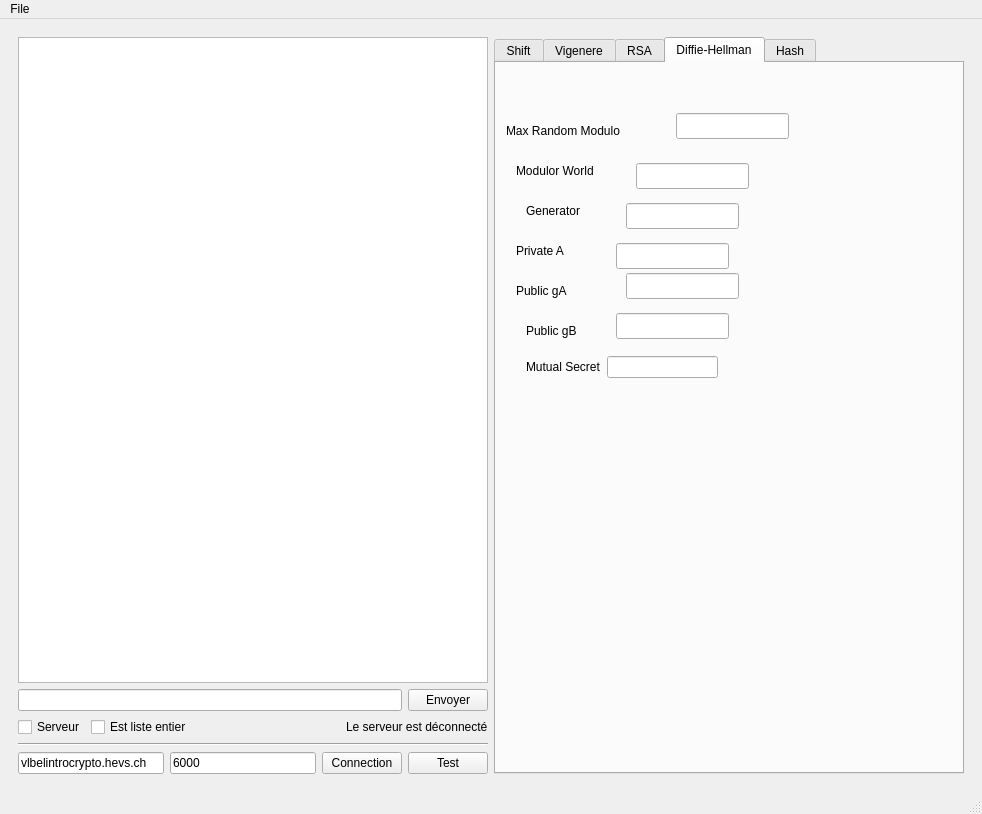
Before: the Qt Designer form crypto_client.ui in aa-augsburger/ISC_Crypto, drawn with Qt 5.
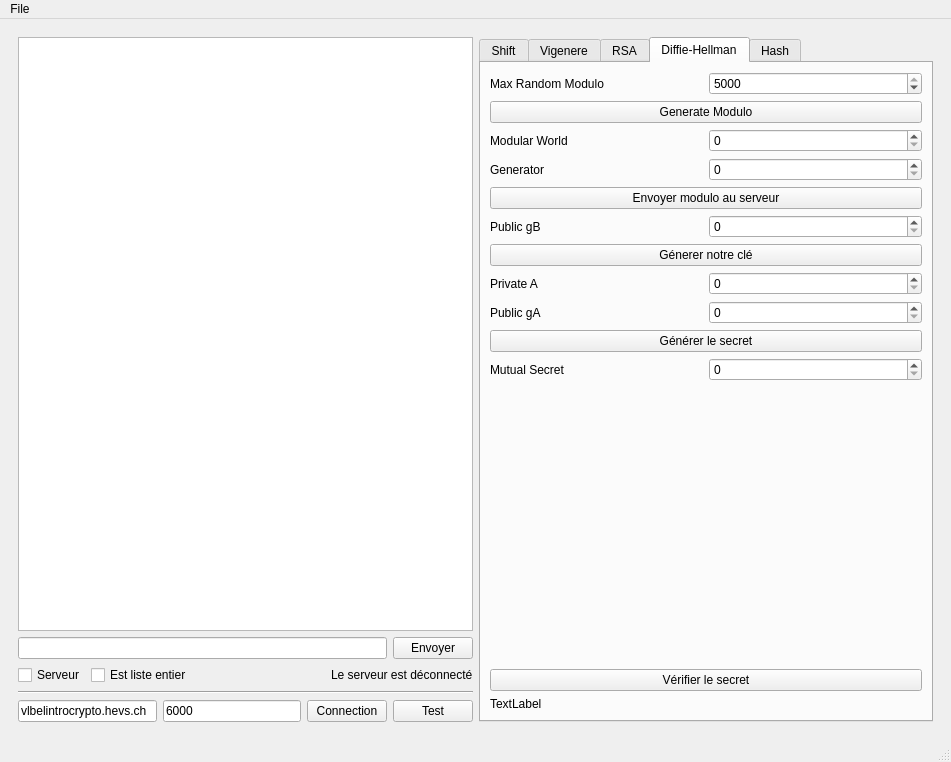
After: the same form once the commit is applied. The open tabs and pages were chosen to show the change.

The edit to the form file:
```diff
--- a/crypto_client.ui
+++ b/crypto_client.ui
@@ -6,8 +6,8 @@
    <rect>
     <x>0</x>
     <y>0</y>
-    <width>982</width>
-    <height>814</height>
+    <width>951</width>
+    <height>762</height>
    </rect>
   </property>
   <property name="windowTitle">
@@ -572,153 +572,143 @@
             <attribute name="title">
              <string>Diffie-Hellman</string>
             </attribute>
+            <layout class="QVBoxLayout" name="verticalLayout_17">
+             <item>
+              <layout class="QHBoxLayout" name="horizontalLayout_20">
+               <item>
             <widget class="QLabel" name="label_5">
-             <property name="geometry">
-              <rect>
-               <x>10</x>
-               <y>60</y>
-               <width>141</width>
-               <height>16</height>
-              </rect>
-             </property>
              <property name="text">
               <string>Max Random Modulo</string>
              </property>
             </widget>
-            <widget class="QLabel" name="label_6">
-             <property name="geometry">
-              <rect>
-               <x>20</x>
-               <y>100</y>
-               <width>131</width>
-               <height>16</height>
-              </rect>
-             </property>
+               </item>
+               <item>
+                <widget class="QSpinBox" name="max_modulo">
+                 <property name="maximum">
+                  <number>5000</number>
+                 </property>
+                 <property name="value">
+                  <number>5000</number>
+                 </property>
+                </widget>
+               </item>
+              </layout>
+             </item>
+             <item>
+              <widget class="QPushButton" name="btn_dh_mod">
              <property name="text">
-              <string>Modulor World</string>
-             </property>
-            </widget>
-            <widget class="QLabel" name="label_7">
-             <property name="geometry">
-              <rect>
-               <x>30</x>
-               <y>140</y>
-               <width>131</width>
-               <height>16</height>
-              </rect>
-             </property>
+                <string>Generate Modulo</string>
+               </property>
+              </widget>
+             </item>
+             <item>
+              <layout class="QHBoxLayout" name="horizontalLayout_21">
+               <item>
+                <widget class="QLabel" name="txt_mod_word">
+                 <property name="text">
+                  <string>Modular World</string>
+                 </property>
+                </widget>
+               </item>
+               <item>
+                <widget class="QSpinBox" name="mod_world">
+                 <property name="maximum">
+                  <number>5000</number>
+                 </property>
+                </widget>
+               </item>
+              </layout>
+             </item>
+             <item>
+              <layout class="QHBoxLayout" name="horizontalLayout_22">
+               <item>
+                <widget class="QLabel" name="ssdsd">
              <property name="text">
               <string>Generator</string>
              </property>
             </widget>
+               </item>
+               <item>
+                <widget class="QSpinBox" name="generator"/>
+               </item>
+              </layout>
+             </item>
+             <item>
+              <widget class="QPushButton" name="btn_dh_send">
+               <property name="text">
+                <string>Envoyer modulo au serveur</string>
+               </property>
+              </widget>
+             </item>
+             <item>
+              <layout class="QHBoxLayout" name="horizontalLayout_25">
+               <item>
+                <widget class="QLabel" name="label_10">
+                 <property name="text">
+                  <string>Public gB</string>
+                 </property>
+                </widget>
+               </item>
+               <item>
+                <widget class="QSpinBox" name="gb">
+                 <property name="maximum">
+                  <number>5000</number>
+                 </property>
+                </widget>
+               </item>
+              </layout>
+             </item>
+             <item>
+              <widget class="QPushButton" name="btn_dh_key">
+               <property name="text">
+                <string>Génerer notre clé</string>
+               </property>
+              </widget>
+             </item>
+             <item>
+              <layout class="QHBoxLayout" name="horizontalLayout_23">
+               <item>
             <widget class="QLabel" name="label_8">
-             <property name="geometry">
-              <rect>
-               <x>20</x>
-               <y>180</y>
-               <width>131</width>
-               <height>16</height>
-              </rect>
-             </property>
              <property name="text">
               <string>Private A</string>
              </property>
             </widget>
+               </item>
+               <item>
+                <widget class="QSpinBox" name="priv_a">
+                 <property name="maximum">
+                  <number>5000</number>
+                 </property>
+                </widget>
+               </item>
+              </layout>
+             </item>
+             <item>
+              <layout class="QHBoxLayout" name="horizontalLayout_24">
+               <item>
             <widget class="QLabel" name="label_9">
-             <property name="geometry">
-              <rect>
-               <x>20</x>
-               <y>220</y>
-               <width>151</width>
-               <height>16</height>
-              </rect>
-             </property>
              <property name="text">
               <string>Public gA</string>
              </property>
             </widget>
-            <widget class="QLabel" name="label_10">
-             <property name="geometry">
-              <rect>
-               <x>30</x>
-               <y>260</y>
-               <width>151</width>
-               <height>16</height>
-              </rect>
-             </property>
+               </item>
+               <item>
+                <widget class="QSpinBox" name="ga">
+                 <property name="maximum">
+                  <number>5000</number>
+                 </property>
+                </widget>
+               </item>
+              </layout>
+             </item>
+             <item>
+              <widget class="QPushButton" name="btn_dh_secret">
              <property name="text">
-              <string>Public gB</string>
-             </property>
-            </widget>
-            <widget class="QLineEdit" name="lineEdit">
-             <property name="geometry">
-              <rect>
-               <x>180</x>
-               <y>50</y>
-               <width>113</width>
-               <height>26</height>
-              </rect>
-             </property>
-            </widget>
-            <widget class="QLineEdit" name="lineEdit_2">
-             <property name="geometry">
-              <rect>
-               <x>140</x>
-               <y>100</y>
-               <width>113</width>
-               <height>26</height>
-              </rect>
-             </property>
-            </widget>
-            <widget class="QLineEdit" name="lineEdit_3">
-             <property name="geometry">
-              <rect>
-               <x>130</x>
-               <y>140</y>
-               <width>113</width>
-               <height>26</height>
-              </rect>
-             </property>
-            </widget>
-            <widget class="QLineEdit" name="lineEdit_4">
-             <property name="geometry">
-              <rect>
-               <x>120</x>
-               <y>180</y>
-               <width>113</width>
-               <height>26</height>
-              </rect>
-             </property>
-            </widget>
-            <widget class="QLineEdit" name="lineEdit_5">
-             <property name="geometry">
-              <rect>
-               <x>130</x>
-               <y>210</y>
-               <width>113</width>
-               <height>26</height>
-              </rect>
-             </property>
-            </widget>
-            <widget class="QLineEdit" name="lineEdit_6">
-             <property name="geometry">
-              <rect>
-               <x>120</x>
-               <y>250</y>
-               <width>113</width>
-               <height>26</height>
-              </rect>
-             </property>
-            </widget>
-            <widget class="QWidget" name="">
-             <property name="geometry">
-              <rect>
-               <x>30</x>
-               <y>290</y>
-               <width>192</width>
-               <height>28</height>
-              </rect>
-             </property>
+                <string>Générer le secret</string>
+               </property>
+              </widget>
+             </item>
+             <item>
              <layout class="QHBoxLayout" name="horizontalLayout_15">
               <item>
                <widget class="QLabel" name="label_11">
@@ -728,10 +718,42 @@
                </widget>
               </item>
               <item>
-               <widget class="QLineEdit" name="lineEdit_7"/>
-              </item>
-             </layout>
-            </widget>
+                <widget class="QSpinBox" name="mut_secret">
+                 <property name="maximum">
+                  <number>5000</number>
+                 </property>
+                </widget>
+               </item>
+              </layout>
+             </item>
+             <item>
+              <spacer name="verticalSpacer_2">
+               <property name="orientation">
+                <enum>Qt::Orientation::Vertical</enum>
+               </property>
+               <property name="sizeHint" stdset="0">
+                <size>
+                 <width>20</width>
+                 <height>40</height>
+                </size>
+               </property>
+              </spacer>
+             </item>
+             <item>
+              <widget class="QPushButton" name="btn_dh_verify">
+               <property name="text">
+                <string>Vérifier le secret</string>
+               </property>
+              </widget>
+             </item>
+             <item>
+              <widget class="QLabel" name="txt_difi_result">
+               <property name="text">
+                <string>TextLabel</string>
+               </property>
+              </widget>
+             </item>
+            </layout>
            </widget>
            <widget class="QWidget" name="hash">
             <attribute name="title">
@@ -895,7 +917,7 @@
     <rect>
      <x>0</x>
      <y>0</y>
-     <width>982</width>
+     <width>951</width>
      <height>33</height>
     </rect>
    </property>
```
Left out of the diff: 2 changed lines with no effect on the pictures. Lines whose indentation alone changed are shown as unchanged.
